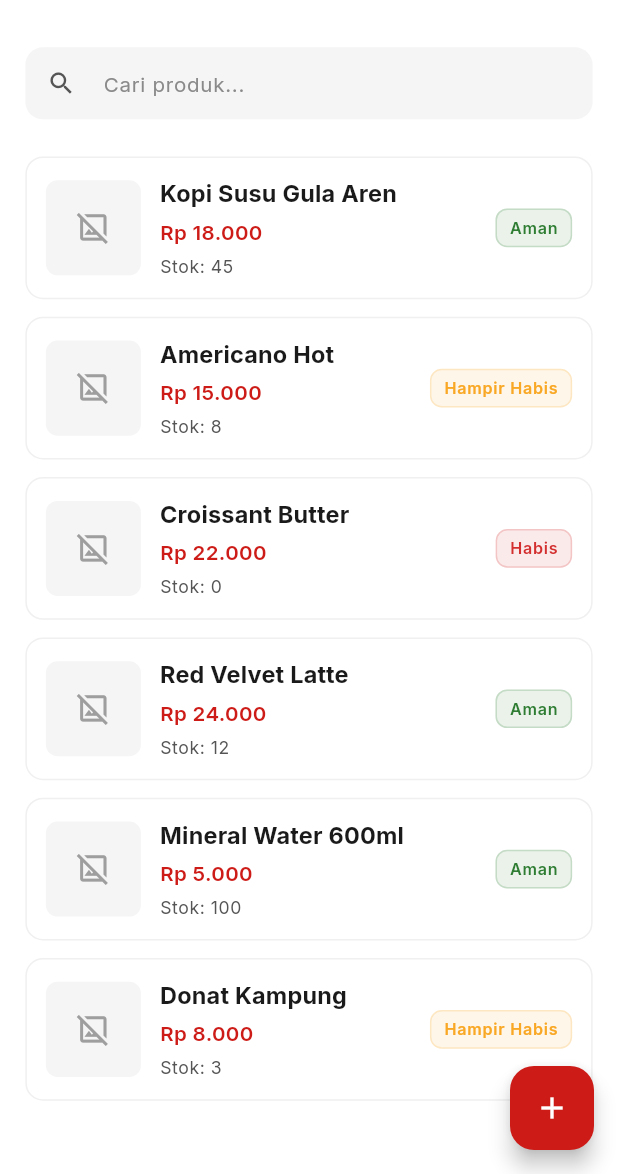
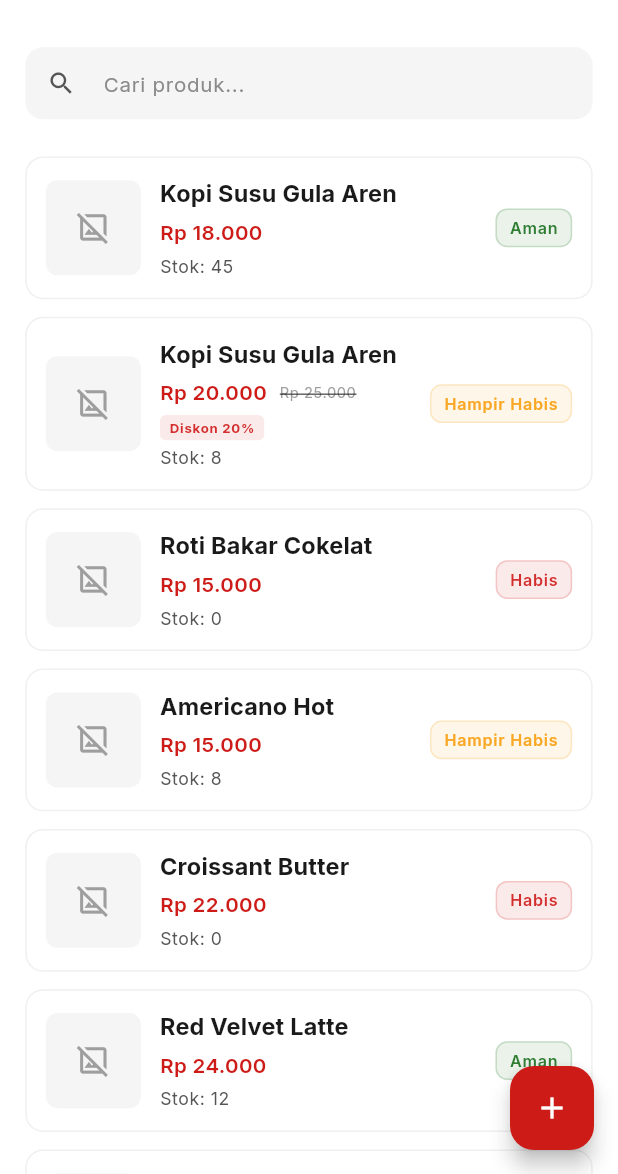
Before and after one commit to Ibnuard/qsir_app, a Flutter app: the OwnerProductListPage screen opened by its route, on a phone screen of 412 x 824 dp, the part 62-1236 px from its top. Run offline on Flutter 3.47's test engine with Material 3 defaults, Android fonts, the phone set to English and light mode, and no system bars; our stand-ins replace flutter_screenutil, get, google_fonts; network calls fail.

Commit message:
feat: implement product discount functionality and category selection via bottom sheet

```diff
--- a/lib/presentation/pages/owner/sub_menu/product/productlist/owner_product_list_page.dart
+++ b/lib/presentation/pages/owner/sub_menu/product/productlist/owner_product_list_page.dart
@@ -25,6 +25,26 @@ class OwnerProductListPage extends StatelessWidget {
       ),
       ProductItem(
         id: '2',
+        name: 'Kopi Susu Gula Aren',
+        price: 25000,
+        stock: 8,
+        categoryId: 'minuman',
+        sku: 'KSG-001',
+        minStock: 10,
+        useDiscount: true,
+        discountPercent: 20,
+      ),
+      ProductItem(
+        id: '3',
+        name: 'Roti Bakar Cokelat',
+        price: 15000,
+        stock: 0,
+        categoryId: 'snack',
+        sku: 'RBC-001',
+        minStock: 5,
+      ),
+      ProductItem(
+        id: '4',
         name: 'Americano Hot',
         price: 15000,
         stock: 8,
@@ -33,7 +53,7 @@ class OwnerProductListPage extends StatelessWidget {
         minStock: 10,
       ),
       ProductItem(
-        id: '3',
+        id: '5',
         name: 'Croissant Butter',
         price: 22000,
         stock: 0,
@@ -42,7 +62,7 @@ class OwnerProductListPage extends StatelessWidget {
         minStock: 5,
       ),
       ProductItem(
-        id: '4',
+        id: '6',
         name: 'Red Velvet Latte',
         price: 24000,
         stock: 12,
@@ -51,7 +71,7 @@ class OwnerProductListPage extends StatelessWidget {
         minStock: 10,
       ),
       ProductItem(
-        id: '5',
+        id: '7',
         name: 'Mineral Water 600ml',
         price: 5000,
         stock: 100,
@@ -60,7 +80,7 @@ class OwnerProductListPage extends StatelessWidget {
         minStock: 20,
       ),
       ProductItem(
-        id: '6',
+        id: '8',
         name: 'Donat Kampung',
         price: 8000,
         stock: 3,
--- a/lib/presentation/widgets/input_group.dart
+++ b/lib/presentation/widgets/input_group.dart
@@ -10,6 +10,8 @@ class InputGroupItem {
   final String? Function(String?)? validator;
   final Widget Function(BuildContext context, TextEditingController controller)?
   customBuilder;
+  final VoidCallback? onTap;
+  final bool readOnly;
 
   InputGroupItem({
     required this.key,
@@ -19,6 +21,8 @@ class InputGroupItem {
     this.keyboardType,
     this.validator,
     this.customBuilder,
+    this.onTap,
+    this.readOnly = false,
   });
 }
 
@@ -115,6 +119,8 @@ class _InputGroupState extends State<InputGroup> {
             focusNode: _focusNodes[item.key],
             decoration: item.decoration,
             keyboardType: item.keyboardType,
+            readOnly: item.readOnly,
+            onTap: item.onTap,
             textInputAction: isLast
                 ? TextInputAction.done
                 : TextInputAction.next,
--- a/lib/presentation/widgets/product/product_card.dart
+++ b/lib/presentation/widgets/product/product_card.dart
@@ -13,6 +13,8 @@ class ProductItem {
   final String sku;
   final String? imagePath;
   final int minStock;
+  final double discountPercent;
+  final bool useDiscount;
 
   ProductItem({
     required this.id,
@@ -23,6 +25,8 @@ class ProductItem {
     required this.sku,
     this.imagePath,
     required this.minStock,
+    this.discountPercent = 0,
+    this.useDiscount = false,
   });
 }
 
@@ -104,13 +108,54 @@ class ProductCard extends StatelessWidget {
                         overflow: TextOverflow.ellipsis,
                       ),
                       SizedBox(height: 4.h),
-                      Text(
-                        currencyFormatter.format(product.price),
-                        style: context.textTheme.bodyMedium?.copyWith(
-                          color: AppColors.primary,
-                          fontWeight: FontWeight.w600,
+                      Row(
+                        children: [
+                          Text(
+                            currencyFormatter.format(
+                              product.useDiscount
+                                  ? product.price *
+                                        (1 - product.discountPercent / 100)
+                                  : product.price,
+                            ),
+                            style: context.textTheme.bodyMedium?.copyWith(
+                              color: AppColors.primary,
+                              fontWeight: FontWeight.w600,
+                            ),
+                          ),
+                          if (product.useDiscount) ...[
+                            SizedBox(width: 8.w),
+                            Text(
+                              currencyFormatter.format(product.price),
+                              style: context.textTheme.bodySmall?.copyWith(
+                                color: AppColors.textDisabled,
+                                decoration: TextDecoration.lineThrough,
+                                fontSize: 10.sp,
+                              ),
+                            ),
+                          ],
+                        ],
+                      ),
+                      if (product.useDiscount) ...[
+                        SizedBox(height: 4.h),
+                        Container(
+                          padding: EdgeInsets.symmetric(
+                            horizontal: 6.w,
+                            vertical: 2.h,
+                          ),
+                          decoration: BoxDecoration(
+                            color: AppColors.error.withValues(alpha: 0.1),
+                            borderRadius: BorderRadius.circular(4.r),
+                          ),
+                          child: Text(
+                            'Diskon ${product.discountPercent.toStringAsFixed(0)}%',
+                            style: context.textTheme.labelSmall?.copyWith(
+                              color: AppColors.error,
+                              fontSize: 9.sp,
+                              fontWeight: FontWeight.bold,
+                            ),
+                          ),
                         ),
-                      ),
+                      ],
                       SizedBox(height: 4.h),
                       Text(
                         'Stok: ${product.stock}',
```
Also changed, not shown: lib/presentation/pages/owner/sub_menu/category/widgets/category_picker_bottom_sheet.dart (added, +129 -0 lines), lib/presentation/pages/owner/sub_menu/product/add/owner_product_add_page.dart (+12 -0 lines), lib/presentation/pages/owner/sub_menu/product/detail/owner_product_detail_page.dart (+19 -0 lines).
